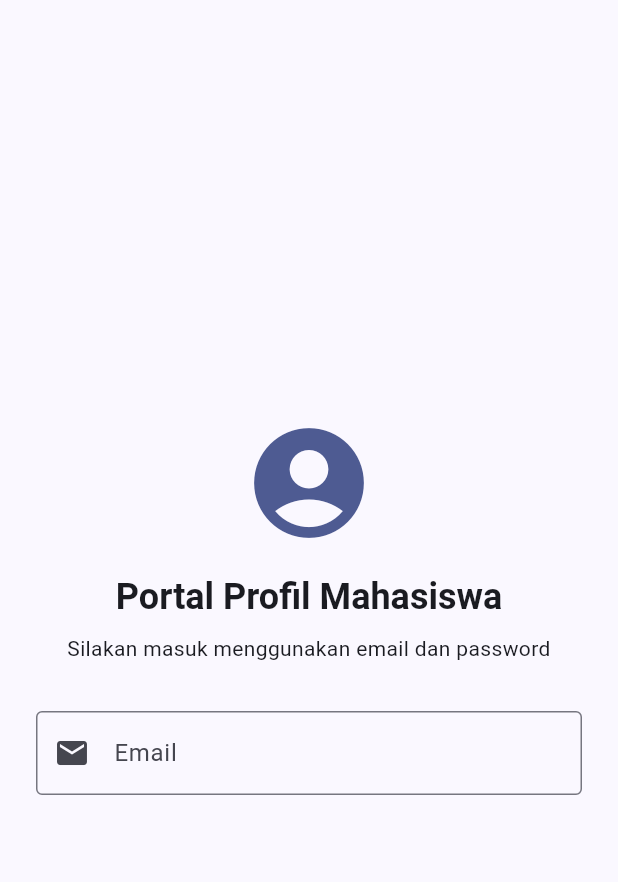
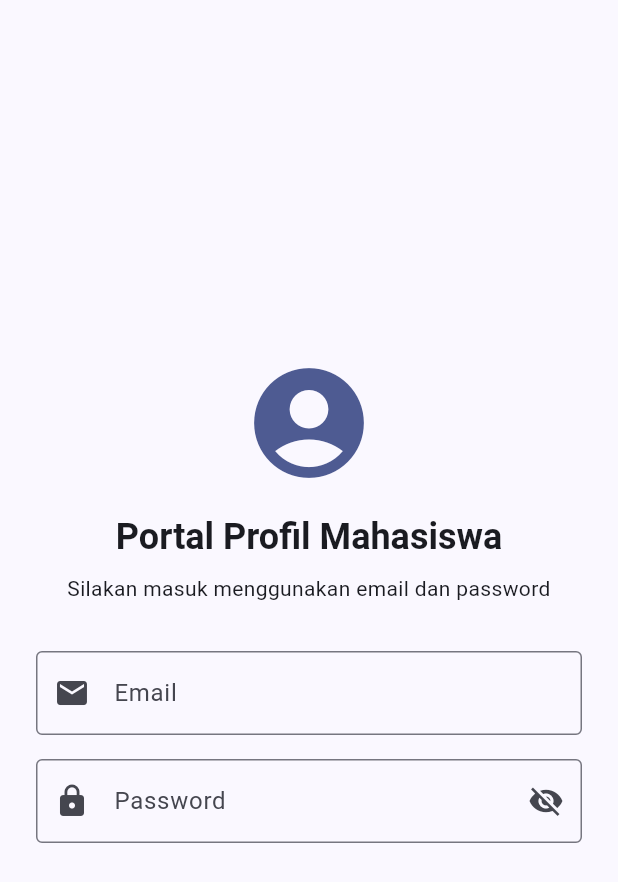
Before and after one commit to syafiqfadhil/UTS_PML_1124160087, a Flutter app: the screen it shows after launch, on a phone screen of 412 x 824 dp. Shown: the top 882 px of the screen. Run offline on Flutter 3.47's test engine with Material 3 defaults, Android fonts, the phone set to English and light mode, and no system bars; missing offline and left inert: dart:ffi; statements that could not run were skipped.

Commit message:
menambahkan textbox password pada halaman login

```diff
--- a/profile_app/lib/screens/login_page.dart
+++ b/profile_app/lib/screens/login_page.dart
@@ -96,7 +96,38 @@ class _LoginPageState extends State<LoginPage> {
                       return null;
                     },
                   ),
+
                   const SizedBox(height: 16,),
+                  TextFormField(
+                    controller: _passwordController,
+                    obscureText: _obscurePassword,
+                    decoration: InputDecoration(
+                      labelText: 'Password',
+                      prefixIcon: const Icon(Icons.lock),
+                      border: const OutlineInputBorder(),
+                      suffixIcon: IconButton(
+                        icon: Icon(
+                          _obscurePassword ? Icons.visibility_off : Icons.visibility
+                        ),
+                        onPressed: () {
+                          setState(() {
+                            _obscurePassword = ! _obscurePassword;
+                          });
+                        },
+                        ),
+                    ),
+                    validator: (value) {
+                      if (value == null || value.isEmpty){
+                        return'Password wajib diisi';
+                      }
+                      if (value.length < 6) {
+                        return 'Password minimal 6 karakter';
+                      }
+                      return null;
+                    },
+                  ),
+
+                  const SizedBox(height: 24,)
                 ],
               ),
             ),
```
